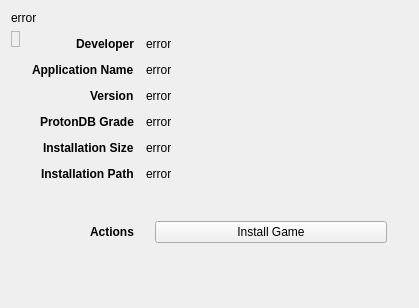
RareDevs/Rare, file rare/ui/components/tabs/games/game_info/game_info.ui: the form before one commit.
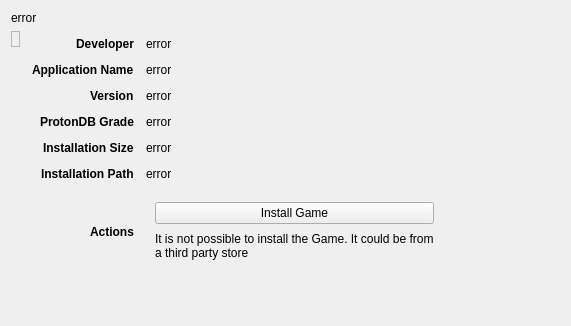
The form after the commit. The open tabs and pages were chosen to show the change.

Commit message: Add non asset games in gamelist

What changed in the file:
```diff
--- a/rare/ui/components/tabs/games/game_info/game_info.ui
+++ b/rare/ui/components/tabs/games/game_info/game_info.ui
@@ -2,6 +2,14 @@
 <ui version="4.0">
  <class>GameInfo</class>
  <widget class="QWidget" name="GameInfo">
+     <property name="geometry">
+         <rect>
+             <x>0</x>
+             <y>0</y>
+             <width>571</width>
+             <height>326</height>
+         </rect>
+     </property>
   <property name="windowTitle">
    <string>Game Info</string>
   </property>
@@ -354,6 +362,16 @@
            </property>
           </widget>
          </item>
+               <item>
+                   <widget class="QLabel" name="no_install_label">
+                       <property name="text">
+                           <string>It is not possible to install the Game. It could be from a third party store</string>
+                       </property>
+                       <property name="wordWrap">
+                           <bool>true</bool>
+                       </property>
+                   </widget>
+               </item>
         </layout>
        </widget>
       </widget>
```
Left out of the diff: 2 changed lines with no effect on the pictures. Lines whose indentation alone changed are shown as unchanged. The commit also changes 8 other files.
